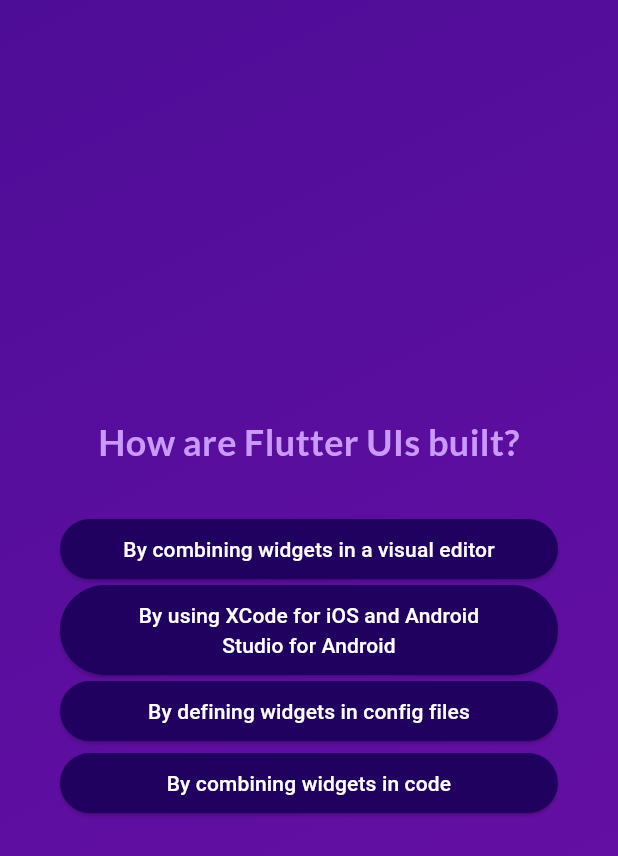
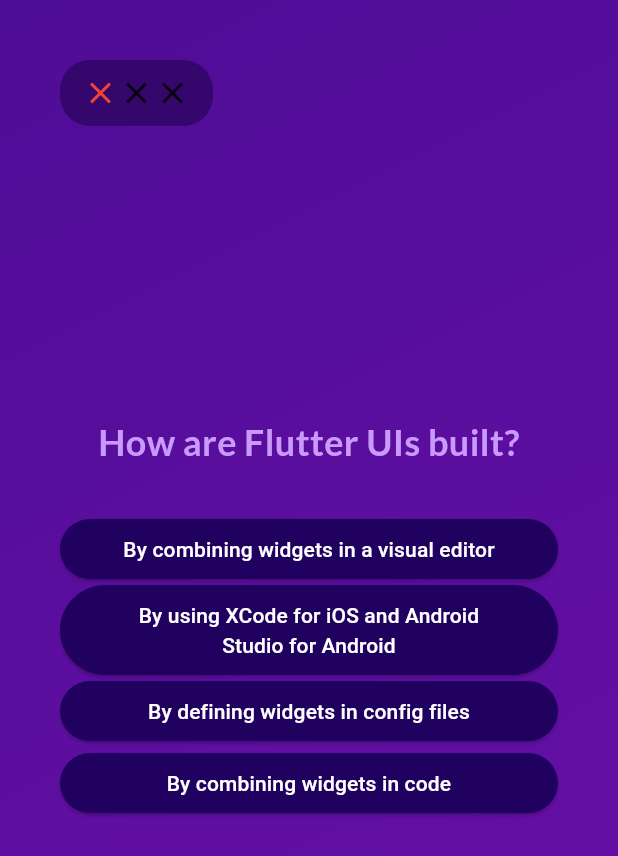
Before and after one commit to matsbak/quiz-app-enhancement, a Flutter app: the screen it shows after launch, after a tap on "Start Quiz", after a tap on "Components", on a phone screen of 412 x 824 dp. Shown: the top 856 px of the screen. Run offline on Flutter 3.47's test engine with Material 3 defaults, Android fonts, the light colour scheme and no system bars; our stand-ins replace google_fonts.

Commit message:
Added StrikesContainer widget and refactored QustionsContainer widget

```diff
--- a/lib/questions_container.dart
+++ b/lib/questions_container.dart
@@ -2,6 +2,7 @@
 import 'package:google_fonts/google_fonts.dart';
 import 'package:quiz_app_enhancement/answer_button.dart';
 import 'package:quiz_app_enhancement/data/questions.dart';
+import 'package:quiz_app_enhancement/strikes_container.dart';
 
 class QuestionsContainer extends StatefulWidget {
   const QuestionsContainer({
@@ -19,11 +20,16 @@
 
 class _QuestionsContainerState extends State<QuestionsContainer> {
   var currentQuestionIndex = 0;
+  var strikeCount = 0;
 
   void answerQuestion(String selectedAnswer) {
     widget.onSelectedAnswer(selectedAnswer);
     setState(() {
       currentQuestionIndex++;
+      // TODO Not working
+      if (selectedAnswer != questions[currentQuestionIndex].answers[0]) {
+        strikeCount++;
+      }
     });
   }
 
@@ -35,7 +41,12 @@
       width: double.infinity,
       child: Container(
         margin: const EdgeInsets.all(40.0),
-        child: Column(
+        /* Code gathered from
+           https://stackoverflow.com/questions/49566752/flutter-position-fixed-equivalent at
+           2024.09.09 */
+        child: Stack(
+          children: [
+            Column(
               mainAxisAlignment: MainAxisAlignment.center,
               crossAxisAlignment: CrossAxisAlignment.stretch,
               children: [
@@ -59,6 +70,9 @@
                 }),
               ],
             ),
+            StrikesContainer(strikeCount),
+          ],
+        ),
       ),
     );
   }
--- /dev/null
+++ b/lib/strikes_container.dart
@@ -0,0 +1,62 @@
+import 'package:flutter/material.dart';
+
+class StrikesContainer extends StatefulWidget {
+  const StrikesContainer(this.strikes, {super.key});
+
+  final int strikes;
+
+  @override
+  State<StatefulWidget> createState() {
+    return _StrikesContainerState();
+  }
+}
+
+class _StrikesContainerState extends State<StrikesContainer> {
+  final totalStrikes = 3;
+
+  List<Icon> generateStrikes() {
+    List<Icon> strikeWidgets = [];
+    // Generate strike icon widgets
+    if (widget.strikes > 0) {
+      for (var i = 0; i < widget.strikes; i++) {
+        Icon strikeWidget = const Icon(
+          Icons.close,
+          color: Colors.red,
+        );
+        strikeWidgets.add(strikeWidget);
+      }
+    }
+    // Generate non-strike icon widgets
+    if ((totalStrikes - widget.strikes) > 0) {
+      for (var i = 0; i < (totalStrikes - widget.strikes); i++) {
+        Icon nonStrikeWidget = const Icon(Icons.close);
+        strikeWidgets.add(nonStrikeWidget);
+      }
+    }
+    return strikeWidgets;
+  }
+
+  @override
+  Widget build(BuildContext context) {
+    return Positioned(
+      top: 0.0,
+      left: 0.0,
+      child: Container(
+        padding: const EdgeInsets.symmetric(
+          horizontal: 15.0,
+          vertical: 10.0,
+        ),
+        decoration: BoxDecoration(
+          color: const Color.fromARGB(255, 53, 6, 108),
+          borderRadius: BorderRadius.circular(20.0),
+        ),
+        child: Row(
+          mainAxisAlignment: MainAxisAlignment.spaceBetween,
+          children: [
+            ...generateStrikes(),
+          ],
+        ),
+      ),
+    );
+  }
+}
```
Lines whose indentation alone changed are shown as unchanged.
